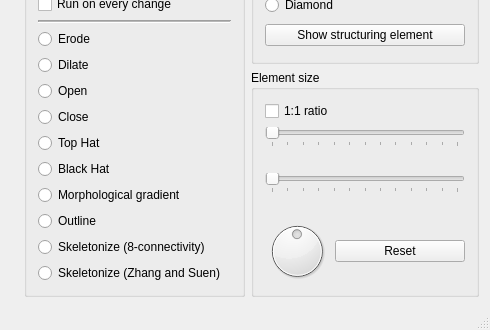
The window that morph/mainwindow.ui (k0zmo/morphology-opencl) describes before a commit, drawn with Qt 5; both pictures show x 0 to 490 and y 156 to 486 of the 490 by 486 pixel window.
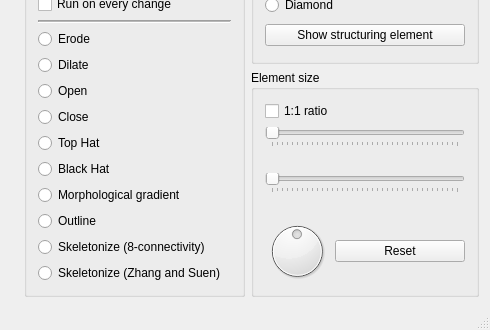
The same window after the commit.

Commit message: * Wiecej komunikatow

```diff
--- a/morph/mainwindow.ui
+++ b/morph/mainwindow.ui
@@ -315,7 +315,7 @@
             <number>1</number>
            </property>
            <property name="maximum">
-            <number>25</number>
+            <number>75</number>
            </property>
            <property name="pageStep">
             <number>2</number>
@@ -365,7 +365,7 @@
             <number>1</number>
            </property>
            <property name="maximum">
-            <number>25</number>
+            <number>75</number>
            </property>
            <property name="pageStep">
             <number>2</number>
```
The commit also changes 2 other files.
